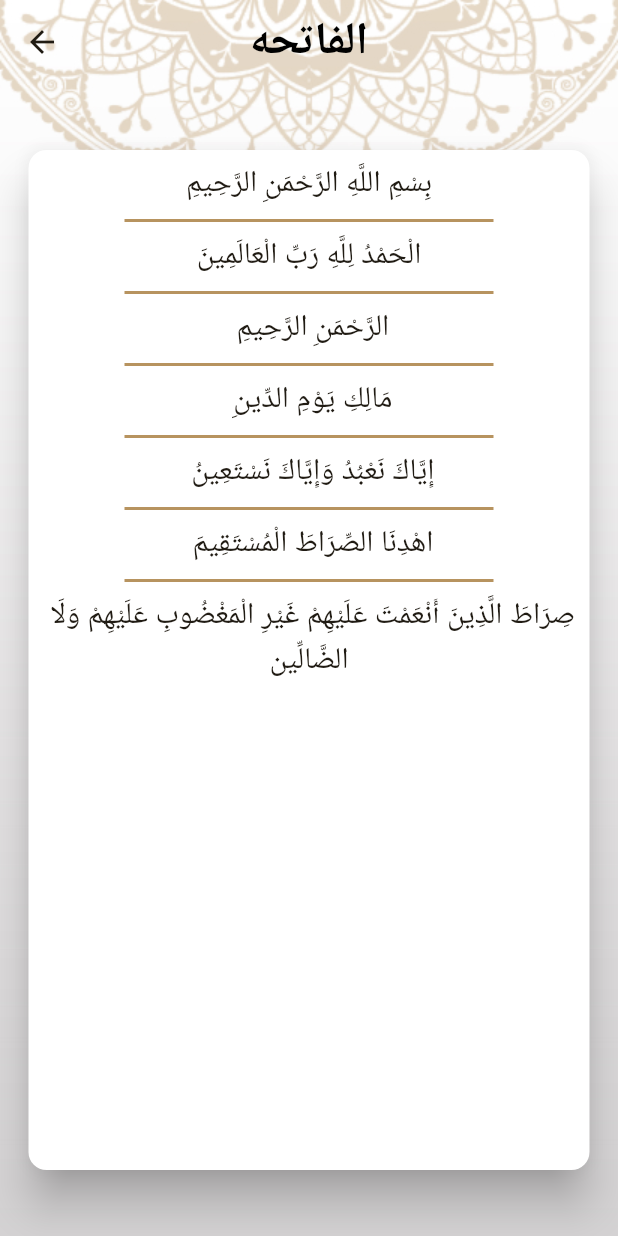
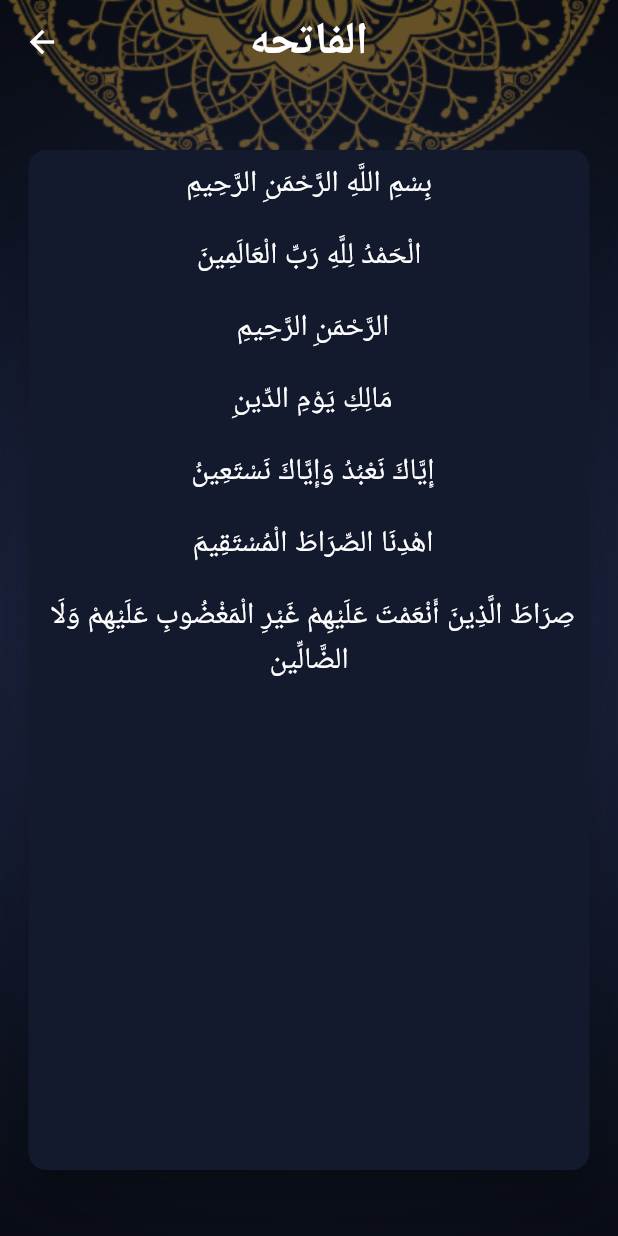
Before and after one commit to MohamedBishta/islami, a Flutter app: the screen it shows after launch, after a tap on "الفاتحه", on a phone screen of 412 x 824 dp. Run offline on Flutter 3.47's test engine with Material 3 defaults, Android fonts, the phone set to English and light mode, and no system bars; Roboto replaces fonts that are missing (messiri).

Commit message:
+ applay theme

```diff
--- a/lib/UI/HomeScreen/Hadeth/HadethDetials.dart
+++ b/lib/UI/HomeScreen/Hadeth/HadethDetials.dart
@@ -1,4 +1,5 @@
 import 'package:firsttask/UI/HomeScreen/Hadeth/Hadeth.dart';
+import 'package:firsttask/UI/MyThemeData.dart';
 import 'package:flutter/material.dart';
 
 class HadethDetails extends StatelessWidget {
@@ -13,11 +14,11 @@ class HadethDetails extends StatelessWidget {
         height: double.infinity,
         decoration: BoxDecoration(
             image: DecorationImage(
-                image: AssetImage("assets/images/backgrounding.jpg"),
+                image: AssetImage(MyThemeData.getMainBackgroundImage()),
                 fit: BoxFit.fill)),
         child: Scaffold(
           appBar: AppBar(
-            title: Text("${hadeth.title}"),
+            title: Text("${hadeth.title}",style: Theme.of(context).textTheme.titleMedium,),
           ),
           body: Container(
             height: double.infinity,
@@ -29,7 +30,7 @@ class HadethDetails extends StatelessWidget {
                   child: Text(
                     "${hadeth.content}",
                     textDirection: TextDirection.rtl,
-                    style: TextStyle(fontSize: 22),
+                    style: Theme.of(context).textTheme.bodyMedium,
                   ),
                 ),
               ),
--- a/lib/UI/HomeScreen/Hadeth/HadethScreen.dart
+++ b/lib/UI/HomeScreen/Hadeth/HadethScreen.dart
@@ -37,7 +37,7 @@ class _HadethScreenState extends State<HadethScreen> {
                     itemCount: allHadeth.length,
                     separatorBuilder: (_, __) {
                       return Container(
-                        color: Theme.of(context).primaryColor,
+                        color: Theme.of(context).colorScheme.secondary,
                         margin: EdgeInsets.symmetric(horizontal: 64),
                         height: 2,
                         width: double.infinity,
--- a/lib/UI/HomeScreen/Hadeth/HadethTitleWidget.dart
+++ b/lib/UI/HomeScreen/Hadeth/HadethTitleWidget.dart
@@ -17,7 +17,7 @@ class HadethTitleWidget extends StatelessWidget {
       child: Container(
         alignment: Alignment.center,
         padding: EdgeInsets.symmetric(vertical: 12),
-          child: Text(hadeth.title,style: TextStyle(fontSize: 24),)),
+          child: Text(hadeth.title,style: Theme.of(context).textTheme.titleMedium,)),
     );
   }
 
--- a/lib/UI/HomeScreen/HomePage.dart
+++ b/lib/UI/HomeScreen/HomePage.dart
@@ -2,6 +2,7 @@ import 'package:firsttask/UI/HomeScreen/Hadeth/HadethScreen.dart';
 import 'package:firsttask/UI/HomeScreen/Quran/QuranScreen.dart';
 import 'package:firsttask/UI/HomeScreen/Radio/RadioScreen.dart';
 import 'package:firsttask/UI/HomeScreen/Tasbeh/TasbehScreen.dart';
+import 'package:firsttask/UI/MyThemeData.dart';
 import 'package:flutter/material.dart';
 
 class HomePage extends StatefulWidget {
@@ -21,7 +22,9 @@ class _HomePageState extends State<HomePage> {
       height: double.infinity,
       decoration: BoxDecoration(
           image: DecorationImage(
-              image: AssetImage("assets/images/backgrounding.jpg"),
+              image: AssetImage(
+                MyThemeData.getMainBackgroundImage(),
+              ),
               fit: BoxFit.fill)),
       child: Scaffold(
         appBar: AppBar(
--- a/lib/UI/HomeScreen/Quran/QuranScreen.dart
+++ b/lib/UI/HomeScreen/Quran/QuranScreen.dart
@@ -32,7 +32,7 @@ List <String> souraNames = [
             child: ListView.separated(itemBuilder: (context, index) {
           return SouraWidget(souraNames[index],index+1);
         },itemCount: souraNames.length, separatorBuilder: (_, __) { return Container(
-          color: Theme.of(context).primaryColor,
+          color: Theme.of(context).colorScheme.secondary,
           margin: EdgeInsets.symmetric(horizontal: 64),
           height: 2,
           width: double.infinity,
--- a/lib/UI/HomeScreen/Quran/souraWidget.dart
+++ b/lib/UI/HomeScreen/Quran/souraWidget.dart
@@ -16,7 +16,7 @@ int versesNumber ;
       child: Container(
         alignment: Alignment.center,
         padding: EdgeInsets.symmetric(vertical: 12),
-          child: Text(text,style: TextStyle(fontSize: 24),)),
+          child: Text(text,style: Theme.of(context).textTheme.titleMedium,)),
     );
   }
 
--- a/lib/UI/HomeScreen/Tasbeh/TasbehScreen.dart
+++ b/lib/UI/HomeScreen/Tasbeh/TasbehScreen.dart
@@ -47,8 +47,8 @@ class _TasbehScreenState extends State<TasbehScreen> {
                       padding: const EdgeInsets.only(top: 73),
                       child: Transform.rotate(
                           angle: Rotate,
-                          child: Image.asset(
-                              "assets/images/body_sebha_logo.png")),
+                          child:
+                              Image.asset("assets/images/body_sebha_logo.png")),
                     )),
               ],
             ),
@@ -97,7 +97,7 @@ class _TasbehScreenState extends State<TasbehScreen> {
   void CalcCounter(int counter) {
     if (counter == 34) {
       Counter = 0;
-      if (index >= zikr.length-1) {
+      if (index >= zikr.length - 1) {
         index = 0;
       } else {
         index++;
--- /dev/null
+++ b/lib/UI/MyThemeData.dart
@@ -0,0 +1,111 @@
+import 'package:flutter/material.dart';
+
+class MyThemeData {
+  static const Color primaryLight = Color(0xFFB7935F);
+
+  static  bool isDarkEnable = true ;
+  static const Color primaryDark = Color(0xFF141A2E);
+  static const Color secondaryDark = Color(0xFFFACC1D);
+  static const String fontfamily = "messiri";
+
+  static final ThemeData light = ThemeData(
+    textTheme: TextTheme(
+      bodyMedium: TextStyle(
+          color:Colors.black,
+          fontSize: 20,
+          fontFamily: fontfamily,
+          fontWeight: FontWeight.w400
+      ),
+      titleLarge: TextStyle(fontSize: 25,
+        color: Colors.black,
+        fontFamily: fontfamily,
+        fontWeight: FontWeight.w700 ,
+      ) ,
+      titleMedium: TextStyle(fontSize: 25,
+        color: Colors.black,
+        fontFamily: fontfamily,
+        fontWeight: FontWeight.w400 ,
+      ) ,
+    ),
+    cardTheme: CardTheme(
+      color: Colors.white,
+      elevation: 12,
+      surfaceTintColor: Colors.transparent,
+    ),
+    scaffoldBackgroundColor: Colors.transparent,
+    appBarTheme: AppBarTheme(
+      centerTitle: true,
+      backgroundColor: Colors.transparent,
+      titleTextStyle: TextStyle(
+        color: Colors.black,
+        fontSize: 30,
+        fontWeight: FontWeight.bold,
+      ),
+    ),
+    bottomNavigationBarTheme: BottomNavigationBarThemeData(
+      backgroundColor: primaryLight,
+      selectedIconTheme: IconThemeData(color: Colors.black),
+      unselectedIconTheme: IconThemeData(color: Colors.white),
+    ),
+    colorScheme: ColorScheme.fromSeed(
+      seedColor: primaryLight,
+      primary: primaryLight,
+    ),
+    useMaterial3: true,
+  );
+  static final ThemeData dark = ThemeData(
+    textTheme: TextTheme(
+      bodyMedium: TextStyle(
+        color:Colors.white,
+        fontSize: 20,
+        fontFamily: fontfamily,
+        fontWeight: FontWeight.w400
+      ),
+      titleLarge: TextStyle(fontSize: 25,
+        color: Colors.white,
+        fontFamily: fontfamily,
+        fontWeight: FontWeight.w700 ,
+      ) ,
+      titleMedium: TextStyle(fontSize: 25,
+        color: Colors.white,
+        fontFamily: fontfamily,
+        fontWeight: FontWeight.w400 ,
+      ) ,
+    ),
+    cardTheme: CardTheme(
+      color: primaryDark,
+      elevation: 12,
+      surfaceTintColor: Colors.transparent,
+    ),
+    scaffoldBackgroundColor: Colors.transparent,
+    appBarTheme: AppBarTheme(
+      iconTheme: IconThemeData(color: Colors.white),
+      centerTitle: true,
+      backgroundColor: Colors.transparent,
+      titleTextStyle: TextStyle(
+        color: Colors.white,
+        fontSize: 30,
+        fontWeight: FontWeight.bold,
+      ),
+    ),
+    bottomNavigationBarTheme: BottomNavigationBarThemeData(
+      backgroundColor: primaryDark,
+      selectedIconTheme: IconThemeData(color: secondaryDark),
+      unselectedIconTheme: IconThemeData(color: Colors.white),
+    ),
+    colorScheme: ColorScheme.fromSeed(
+      seedColor: primaryDark,
+      primary: primaryDark,
+      secondary: secondaryDark,
+    ),
+    useMaterial3: true,
+  );
+ static String getMainBackgroundImage(){
+    return  MyThemeData.isDarkEnable? "assets/images/background_dark.jpg" :
+    "assets/images/backgrounding.jpg" ;
+  }
+  static String getSplashBackgroundImage(){
+    return  MyThemeData.isDarkEnable ? "assets/images/splash_dark.jpg" :
+    "assets/images/splash.jpg" ;
+  }
+}
--- a/lib/UI/Splash/SplashScreen.dart
+++ b/lib/UI/Splash/SplashScreen.dart
@@ -1,4 +1,5 @@
 import 'package:firsttask/UI/HomeScreen/HomePage.dart';
+import 'package:firsttask/UI/MyThemeData.dart';
 import 'package:flutter/material.dart';
 
 class SplashScreen extends StatelessWidget {
@@ -14,7 +15,7 @@ class SplashScreen extends StatelessWidget {
       },
     );
     return Scaffold(
-      body: Image.asset("assets/images/splash.jpg",
+      body: Image.asset(MyThemeData.getSplashBackgroundImage(),
         fit: BoxFit.fill,
         width: double.infinity,
         height: double.infinity,
--- a/lib/UI/suraDetails/SuraDetails.dart
+++ b/lib/UI/suraDetails/SuraDetails.dart
@@ -1,3 +1,4 @@
+import 'package:firsttask/UI/MyThemeData.dart';
 import 'package:firsttask/UI/suraDetails/verseItem.dart';
 import 'package:flutter/material.dart';
 import 'package:flutter/services.dart';
@@ -23,7 +24,7 @@ class _SuraDetailsState extends State<SuraDetails> {
       height: double.infinity,
       decoration: BoxDecoration(
           image: DecorationImage(
-              image: AssetImage("assets/images/backgrounding.jpg"),
+              image: AssetImage(MyThemeData.getMainBackgroundImage()),
               fit: BoxFit.fill)),
       child: Scaffold(
         appBar: AppBar(
@@ -41,7 +42,7 @@ class _SuraDetailsState extends State<SuraDetails> {
                     itemCount: versesList.length,
                     separatorBuilder: (_, __) {
                       return Container(
-                        color: Theme.of(context).primaryColor,
+                        color: Theme.of(context).colorScheme.primary,
                         margin: EdgeInsets.symmetric(horizontal: 64),
                         height: 2,
                         width: double.infinity,
--- a/lib/UI/suraDetails/verseItem.dart
+++ b/lib/UI/suraDetails/verseItem.dart
@@ -11,7 +11,7 @@ class verseItem extends StatelessWidget {
       child: Text(
         textAlign:TextAlign.center ,
         Content,
-        style: TextStyle(fontSize: 20,),
+        style: Theme.of(context).textTheme.bodyMedium,
       ),
     );
   }
--- a/lib/main.dart
+++ b/lib/main.dart
@@ -1,6 +1,7 @@
 import 'package:firsttask/UI/HomeScreen/Hadeth/HadethDetials.dart';
 import 'package:firsttask/UI/HomeScreen/Hadeth/HadethScreen.dart';
 import 'package:firsttask/UI/HomeScreen/HomePage.dart';
+import 'package:firsttask/UI/MyThemeData.dart';
 import 'package:firsttask/UI/suraDetails/SuraDetails.dart';
 import 'package:firsttask/UI/HomeScreen/Radio/RadioScreen.dart';
 import 'package:firsttask/UI/HomeScreen/Tasbeh/TasbehScreen.dart';
@@ -10,40 +11,15 @@ import 'package:flutter/material.dart';
 void main() {
   runApp(MyApp());
 }
-
 class MyApp extends StatelessWidget {
   @override
   Widget build(BuildContext context) {
     return MaterialApp(
       debugShowCheckedModeBanner: false,
       title: 'Islami',
-      theme: ThemeData(
-        cardTheme: CardTheme(
-          color: Colors.white,
-          elevation: 12,
-          surfaceTintColor: Colors.transparent,
-        ),
-        scaffoldBackgroundColor: Colors.transparent,
-        appBarTheme: AppBarTheme(
-          centerTitle: true,
-          backgroundColor: Colors.transparent,
-          titleTextStyle: TextStyle(
-            color: Colors.black,
-            fontSize: 30,
-            fontWeight: FontWeight.bold,
-          ),
-        ),
-        bottomNavigationBarTheme: BottomNavigationBarThemeData(
-          backgroundColor: Color(0xFFB7935F),
-          selectedIconTheme: IconThemeData(color: Colors.black),
-          unselectedIconTheme: IconThemeData(color: Colors.white),
-        ),
-        colorScheme: ColorScheme.fromSeed(
-          seedColor: Color(0xFFB7935F),
-          primary: Color(0xFFB7935F),
-        ),
-        useMaterial3: true,
-      ),
+      theme: MyThemeData.light,
+      darkTheme: MyThemeData.dark ,
+      themeMode: ThemeMode.dark,
       initialRoute: SplashScreen.routeName,
       routes: {
         SplashScreen.routeName: (context) => SplashScreen(),
```
Also changed, not shown: pubspec.yaml (+11 -5 lines), assets/font/ElMessiri-Bold.ttf (added), assets/font/ElMessiri-Medium.ttf (added), assets/font/ElMessiri-Regular.ttf (added), assets/font/ElMessiri-SemiBold.ttf (added), assets/images/background_dark.jpg (added), assets/images/splash_dark.jpg (added).
